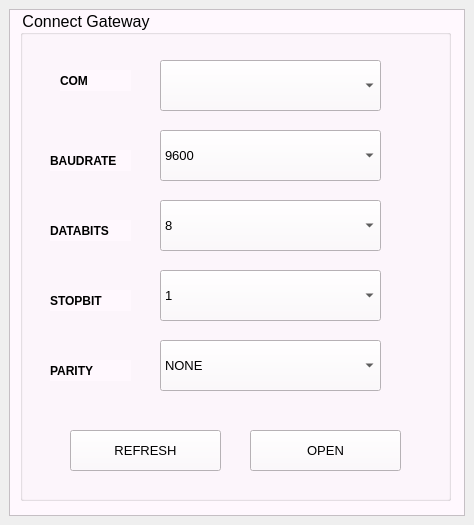
This is Thesis/configUI/NEWUI/login.ui in tnt310/ptn209b3 as Qt 5 draws it before an edit. The edited form follows.
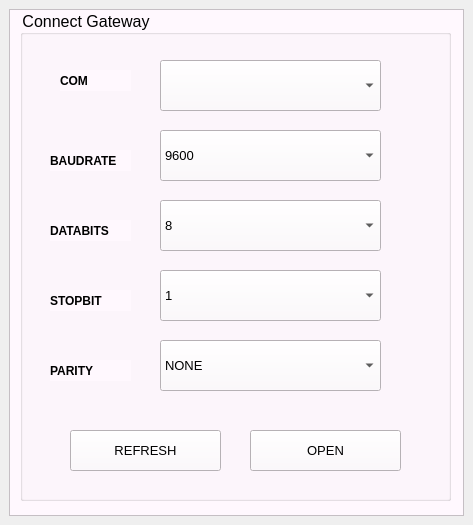
This is the edited form.

The edit to the form file:
```diff
--- a/Thesis/configUI/NEWUI/login.ui
+++ b/Thesis/configUI/NEWUI/login.ui
@@ -6,7 +6,7 @@
    <rect>
     <x>0</x>
     <y>0</y>
-    <width>474</width>
+    <width>473</width>
     <height>525</height>
    </rect>
   </property>
@@ -29,7 +29,7 @@
         <rect>
          <x>0</x>
          <y>0</y>
-         <width>450</width>
+         <width>449</width>
          <height>501</height>
         </rect>
        </property>
```
